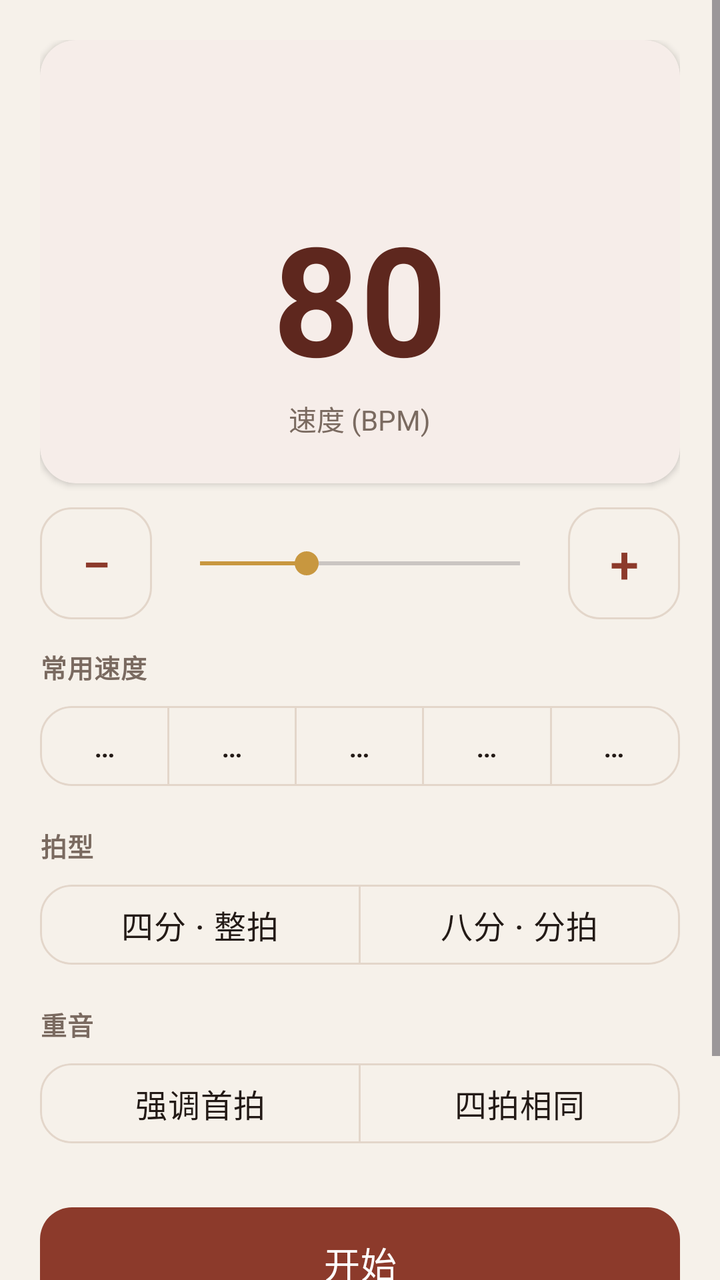
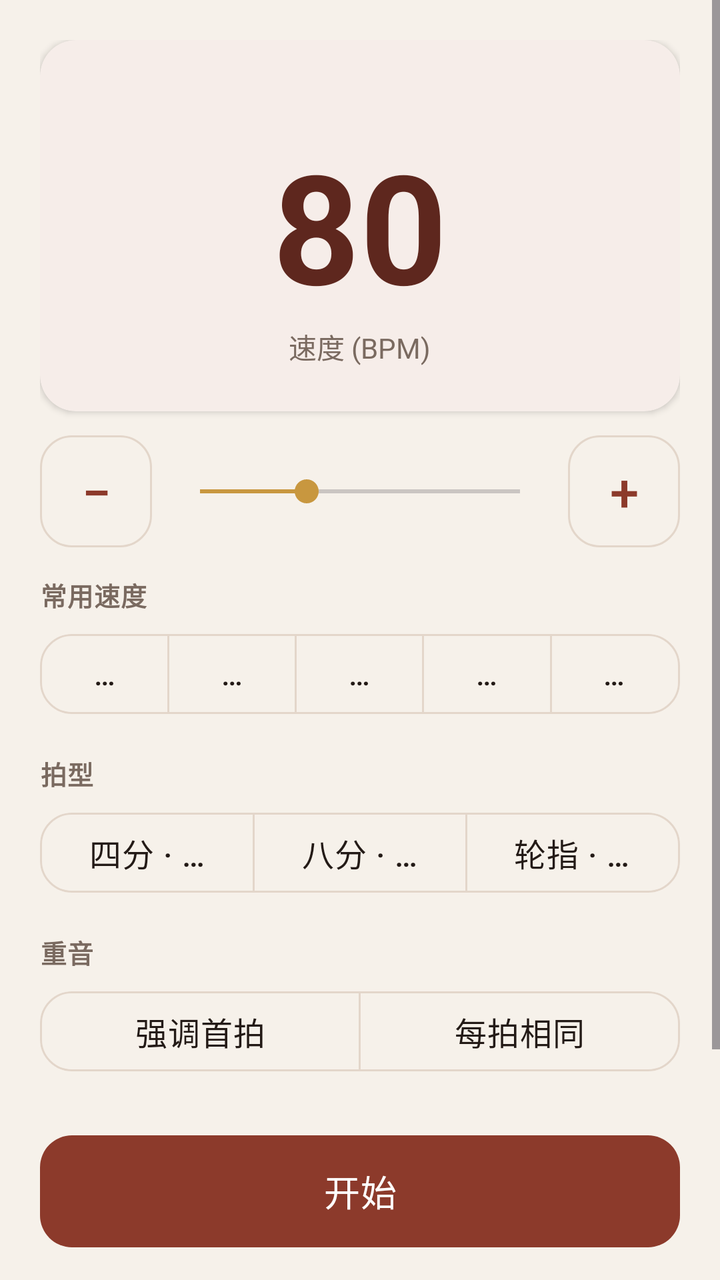

An Android layout rendered at two revisions. The XML below is the earlier revision; the diff shows what the commit changed to produce the second picture.
<!-- AndroidManifest.xml: application theme Theme.PipaTrainer -->
<!-- res/layout/activity_metronome.xml -->
<?xml version="1.0" encoding="utf-8"?>
<ScrollView xmlns:android="http://schemas.android.com/apk/res/android"
    xmlns:app="http://schemas.android.com/apk/res-auto"
    android:layout_width="match_parent"
    android:layout_height="match_parent"
    android:background="@color/bg">

    <LinearLayout
        android:layout_width="match_parent"
        android:layout_height="wrap_content"
        android:orientation="vertical"
        android:padding="20dp">

        
        <com.google.android.material.card.MaterialCardView
            android:id="@+id/bpmCard"
            style="@style/App.Card"
            android:layout_width="match_parent"
            android:layout_height="wrap_content"
            app:cardElevation="2dp">

            <LinearLayout
                android:layout_width="match_parent"
                android:layout_height="wrap_content"
                android:orientation="vertical"
                android:gravity="center_horizontal"
                android:clipChildren="false"
                android:clipToPadding="false"
                android:paddingTop="20dp"
                android:paddingBottom="22dp">

                
                <LinearLayout
                    android:id="@+id/beatDots"
                    android:layout_width="wrap_content"
                    android:layout_height="wrap_content"
                    android:orientation="horizontal"
                    android:clipChildren="false"
                    android:clipToPadding="false"
                    android:paddingVertical="8dp"
                    android:layout_marginBottom="6dp">

                    <View android:id="@+id/dot0"
                        android:layout_width="20dp" android:layout_height="20dp"
                        android:layout_margin="8dp" />
                    <View android:id="@+id/dot1"
                        android:layout_width="20dp" android:layout_height="20dp"
                        android:layout_margin="8dp" />
                    <View android:id="@+id/dot2"
                        android:layout_width="20dp" android:layout_height="20dp"
                        android:layout_margin="8dp" />
                    <View android:id="@+id/dot3"
                        android:layout_width="20dp" android:layout_height="20dp"
                        android:layout_margin="8dp" />
                </LinearLayout>

                <TextView
                    android:id="@+id/bpmValue"
                    android:layout_width="wrap_content"
                    android:layout_height="wrap_content"
                    android:text="80"
                    android:textSize="76sp"
                    android:textStyle="bold"
                    android:textColor="@color/pipa_primary_dark" />

                <TextView
                    android:layout_width="wrap_content"
                    android:layout_height="wrap_content"
                    android:text="@string/metro_bpm"
                    android:textSize="14sp"
                    android:textColor="@color/text_secondary" />
            </LinearLayout>
        </com.google.android.material.card.MaterialCardView>

        
        <LinearLayout
            android:layout_width="match_parent"
            android:layout_height="wrap_content"
            android:orientation="horizontal"
            android:gravity="center_vertical"
            android:layout_marginTop="12dp">

            <com.google.android.material.button.MaterialButton
                android:id="@+id/btnMinus"
                style="@style/Widget.Material3.Button.OutlinedButton"
                android:layout_width="56dp"
                android:layout_height="56dp"
                android:insetTop="0dp"
                android:insetBottom="0dp"
                android:padding="0dp"
                android:text="@string/metro_minus"
                android:textSize="26sp" />

            <SeekBar
                android:id="@+id/seekBpm"
                android:layout_width="0dp"
                android:layout_height="wrap_content"
                android:layout_weight="1"
                android:layout_marginStart="8dp"
                android:layout_marginEnd="8dp"
                android:max="180"
                android:progress="60" />

            <com.google.android.material.button.MaterialButton
                android:id="@+id/btnPlus"
                style="@style/Widget.Material3.Button.OutlinedButton"
                android:layout_width="56dp"
                android:layout_height="56dp"
                android:insetTop="0dp"
                android:insetBottom="0dp"
                android:padding="0dp"
                android:text="@string/metro_plus"
                android:textSize="26sp" />
        </LinearLayout>

        
        <TextView
            style="@style/App.SectionLabel"
            android:layout_width="wrap_content"
            android:layout_height="wrap_content"
            android:layout_marginTop="14dp"
            android:text="@string/metro_presets" />

        <com.google.android.material.button.MaterialButtonToggleGroup
            android:id="@+id/presetGroup"
            android:layout_width="match_parent"
            android:layout_height="wrap_content"
            android:layout_marginTop="6dp"
            app:selectionRequired="false"
            app:singleSelection="true">

            <com.google.android.material.button.MaterialButton
                android:id="@+id/preset80"
                style="@style/Widget.Material3.Button.OutlinedButton"
                android:layout_width="0dp" android:layout_height="wrap_content"
                android:layout_weight="1" android:text="80" android:textSize="15sp" />
            <com.google.android.material.button.MaterialButton
                android:id="@+id/preset85"
                style="@style/Widget.Material3.Button.OutlinedButton"
                android:layout_width="0dp" android:layout_height="wrap_content"
                android:layout_weight="1" android:text="85" android:textSize="15sp" />
            <com.google.android.material.button.MaterialButton
                android:id="@+id/preset90"
                style="@style/Widget.Material3.Button.OutlinedButton"
                android:layout_width="0dp" android:layout_height="wrap_content"
                android:layout_weight="1" android:text="90" android:textSize="15sp" />
            <com.google.android.material.button.MaterialButton
                android:id="@+id/preset95"
                style="@style/Widget.Material3.Button.OutlinedButton"
                android:layout_width="0dp" android:layout_height="wrap_content"
                android:layout_weight="1" android:text="95" android:textSize="15sp" />
            <com.google.android.material.button.MaterialButton
                android:id="@+id/preset100"
                style="@style/Widget.Material3.Button.OutlinedButton"
                android:layout_width="0dp" android:layout_height="wrap_content"
                android:layout_weight="1" android:text="100" android:textSize="15sp" />
        </com.google.android.material.button.MaterialButtonToggleGroup>

        
        <TextView
            style="@style/App.SectionLabel"
            android:layout_width="wrap_content"
            android:layout_height="wrap_content"
            android:layout_marginTop="16dp"
            android:text="@string/metro_mode" />

        <com.google.android.material.button.MaterialButtonToggleGroup
            android:id="@+id/modeGroup"
            android:layout_width="match_parent"
            android:layout_height="wrap_content"
            android:layout_marginTop="6dp"
            app:selectionRequired="true"
            app:singleSelection="true">

            <com.google.android.material.button.MaterialButton
                android:id="@+id/btnQuarter"
                style="@style/Widget.Material3.Button.OutlinedButton"
                android:layout_width="0dp" android:layout_height="wrap_content"
                android:layout_weight="1" android:text="@string/metro_quarter" />
            <com.google.android.material.button.MaterialButton
                android:id="@+id/btnEighth"
                style="@style/Widget.Material3.Button.OutlinedButton"
                android:layout_width="0dp" android:layout_height="wrap_content"
                android:layout_weight="1" android:text="@string/metro_eighth" />
        </com.google.android.material.button.MaterialButtonToggleGroup>

        
        <TextView
            style="@style/App.SectionLabel"
            android:layout_width="wrap_content"
            android:layout_height="wrap_content"
            android:layout_marginTop="16dp"
            android:text="@string/metro_accent" />

        <com.google.android.material.button.MaterialButtonToggleGroup
            android:id="@+id/accentGroup"
            android:layout_width="match_parent"
            android:layout_height="wrap_content"
            android:layout_marginTop="6dp"
            app:selectionRequired="true"
            app:singleSelection="true">

            <com.google.android.material.button.MaterialButton
                android:id="@+id/btnAccentFirst"
                style="@style/Widget.Material3.Button.OutlinedButton"
                android:layout_width="0dp" android:layout_height="wrap_content"
                android:layout_weight="1" android:text="@string/metro_accent_first" />
            <com.google.android.material.button.MaterialButton
                android:id="@+id/btnAccentSame"
                style="@style/Widget.Material3.Button.OutlinedButton"
                android:layout_width="0dp" android:layout_height="wrap_content"
                android:layout_weight="1" android:text="@string/metro_accent_same" />
        </com.google.android.material.button.MaterialButtonToggleGroup>

        
        <com.google.android.material.button.MaterialButton
            android:id="@+id/btnMetroToggle"
            android:layout_width="match_parent"
            android:layout_height="64dp"
            android:layout_marginTop="24dp"
            android:text="@string/metro_start"
            android:textSize="18sp" />

        <TextView
            android:layout_width="match_parent"
            android:layout_height="wrap_content"
            android:layout_marginTop="14dp"
            android:text="@string/metro_hint"
            android:textSize="12sp"
            android:lineSpacingExtra="3dp"
            android:textColor="@color/text_secondary" />
    </LinearLayout>
</ScrollView>
<!-- resources referenced by this layout -->
<resources>
  <color name="bg">#FFF6F1EA</color>
  <color name="pipa_primary_dark">#FF5E271E</color>
  <color name="text_secondary">#FF7A6A60</color>
  <string name="metro_accent">重音</string>
  <string name="metro_accent_first">强调首拍</string>
  <string name="metro_accent_same">四拍相同</string>
  <string name="metro_bpm">速度 (BPM)</string>
  <string name="metro_eighth">八分 · 分拍</string>
  <string name="metro_hint">「四分·整拍」每拍一响；「八分·分拍」每拍中间加一记弱音。「强调首拍」让每小节(4 拍)第一拍用重音、其余三拍相同；「四拍相同」则四拍一个样。速度 20–200，可用 −/+ 微调或点常用速度快捷跳转。</string>
  <string name="metro_minus">−</string>
  <string name="metro_mode">拍型</string>
  <string name="metro_plus">+</string>
  <string name="metro_presets">常用速度</string>
  <string name="metro_quarter">四分 · 整拍</string>
  <string name="metro_start">开始</string>
  <style name="App.Card" parent="Widget.Material3.CardView.Elevated">
          <item name="cardCornerRadius">18dp</item>
          <item name="cardElevation">1dp</item>
          <item name="cardBackgroundColor">@color/surface</item>
          <item name="contentPadding">0dp</item>
      </style>
  <style name="App.SectionLabel" parent="">
          <item name="android:textSize">13sp</item>
          <item name="android:textStyle">bold</item>
          <item name="android:textColor">@color/text_secondary</item>
          <item name="android:letterSpacing">0.03</item>
      </style>
  <style name="Theme.PipaTrainer" parent="Theme.Material3.DayNight.NoActionBar">
          
          <item name="colorPrimary">@color/pipa_primary</item>
          <item name="colorOnPrimary">@color/white</item>
          <item name="colorPrimaryContainer">@color/primary_container</item>
          <item name="colorOnPrimaryContainer">@color/on_primary_container</item>
  
          
          <item name="colorSecondary">@color/pipa_accent</item>
          <item name="colorOnSecondary">@color/white</item>
          <item name="colorSecondaryContainer">@color/accent_container</item>
          <item name="colorOnSecondaryContainer">@color/on_primary_container</item>
  
          
          <item name="android:colorBackground">@color/bg</item>
          <item name="colorSurface">@color/surface</item>
          <item name="colorSurfaceVariant">@color/surface_variant</item>
          <item name="colorOnSurface">@color/text_primary</item>
          <item name="colorOnSurfaceVariant">@color/text_secondary</item>
          <item name="colorOutline">@color/outline</item>
  
          
          <item name="android:statusBarColor">@color/pipa_primary_dark</item>
          <item name="android:navigationBarColor">@color/bg</item>
          <item name="android:windowLightNavigationBar" tools:targetApi="o_mr1">true</item>
  
          
          <item name="materialButtonStyle">@style/App.Button</item>
          <item name="materialCardViewStyle">@style/App.Card</item>
      </style>
  <color name="surface">#FFFFFBF8</color>
  <color name="pipa_primary">#FF8C3A2B</color>
  <color name="white">#FFFFFFFF</color>
  <color name="primary_container">#FFF7DED4</color>
  <color name="on_primary_container">#FF3A1710</color>
  <color name="pipa_accent">#FFC8973F</color>
  <color name="accent_container">#FFF6E7CC</color>
  <color name="surface_variant">#FFF2E8DF</color>
  <color name="text_primary">#FF231A16</color>
  <color name="outline">#FFE3D6CA</color>
  <style name="App.Button" parent="Widget.Material3.Button">
          <item name="shapeAppearanceOverlay">@style/App.Shape.Button</item>
          <item name="android:letterSpacing">0.02</item>
          <item name="android:textSize">16sp</item>
          <item name="android:paddingTop">6dp</item>
          <item name="android:paddingBottom">6dp</item>
      </style>
  <style name="App.Shape.Button" parent="">
          <item name="cornerFamily">rounded</item>
          <item name="cornerSize">16dp</item>
      </style>
</resources>

<!-- the commit's change to res/layout/activity_metronome.xml (unified diff, before → after) -->
@@ -38,21 +38,7 @@
                     android:clipChildren="false"
                     android:clipToPadding="false"
                     android:paddingVertical="8dp"
-                    android:layout_marginBottom="6dp">
-
-                    <View android:id="@+id/dot0"
-                        android:layout_width="20dp" android:layout_height="20dp"
-                        android:layout_margin="8dp" />
-                    <View android:id="@+id/dot1"
-                        android:layout_width="20dp" android:layout_height="20dp"
-                        android:layout_margin="8dp" />
-                    <View android:id="@+id/dot2"
-                        android:layout_width="20dp" android:layout_height="20dp"
-                        android:layout_margin="8dp" />
-                    <View android:id="@+id/dot3"
-                        android:layout_width="20dp" android:layout_height="20dp"
-                        android:layout_margin="8dp" />
-                </LinearLayout>
+                    android:layout_marginBottom="6dp" />
 
                 <TextView
                     android:id="@+id/bpmValue"
@@ -182,6 +168,11 @@
                 style="@style/Widget.Material3.Button.OutlinedButton"
                 android:layout_width="0dp" android:layout_height="wrap_content"
                 android:layout_weight="1" android:text="@string/metro_eighth" />
+            <com.google.android.material.button.MaterialButton
+                android:id="@+id/btnLunzhi"
+                style="@style/Widget.Material3.Button.OutlinedButton"
+                android:layout_width="0dp" android:layout_height="wrap_content"
+                android:layout_weight="1" android:text="@string/metro_lunzhi" />
         </com.google.android.material.button.MaterialButtonToggleGroup>
 
         
<!-- resource entries referenced after the edit -->
@@ -5,10 +5,11 @@
   <color name="text_secondary">#FF7A6A60</color>
   <string name="metro_accent">重音</string>
   <string name="metro_accent_first">强调首拍</string>
-  <string name="metro_accent_same">四拍相同</string>
+  <string name="metro_accent_same">每拍相同</string>
   <string name="metro_bpm">速度 (BPM)</string>
   <string name="metro_eighth">八分 · 分拍</string>
-  <string name="metro_hint">「四分·整拍」每拍一响；「八分·分拍」每拍中间加一记弱音。「强调首拍」让每小节(4 拍)第一拍用重音、其余三拍相同；「四拍相同」则四拍一个样。速度 20–200，可用 −/+ 微调或点常用速度快捷跳转。</string>
+  <string name="metro_hint">「四分·整拍」每拍一响，4 个指示器；「八分·分拍」每拍加一记弱音，8 个指示器；「轮指·每拍5响」每拍均匀响 5 次、强调每拍第一响，5 个指示器——专门练轮指颗粒。「强调首拍」让每小节第一拍用重音、其余相同；「每拍相同」则每拍一个样（轮指模式固定强调每拍首响，与此开关无关）。速度 20–200，可用 −/+ 微调或点常用速度快捷跳转。</string>
+  <string name="metro_lunzhi">轮指 · 每拍5响</string>
   <string name="metro_minus">−</string>
   <string name="metro_mode">拍型</string>
   <string name="metro_plus">+</string>
